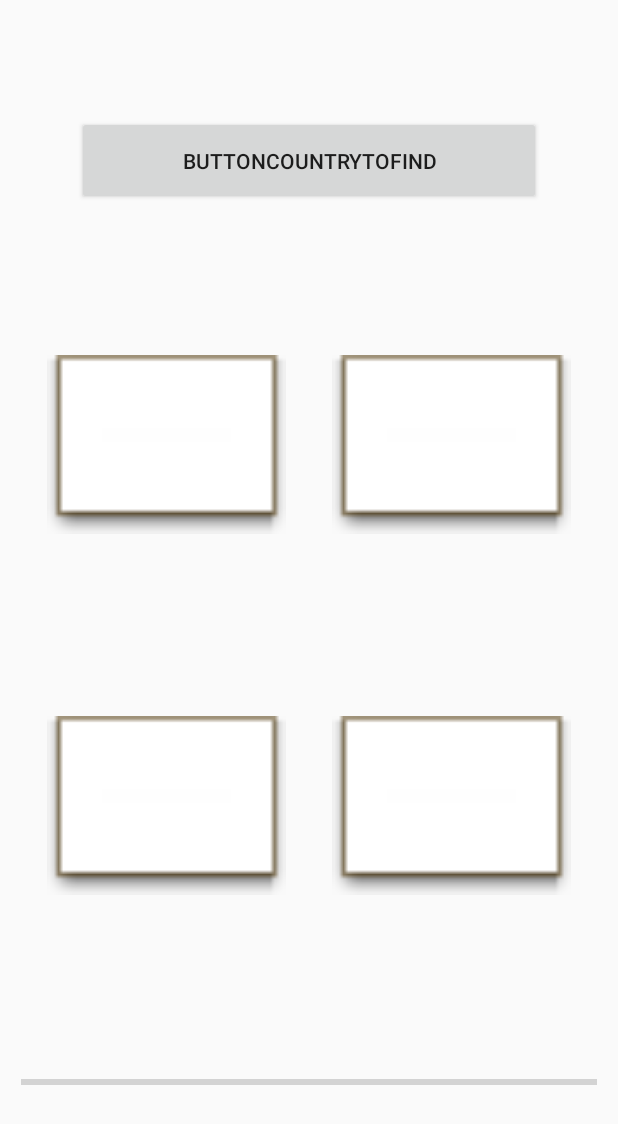
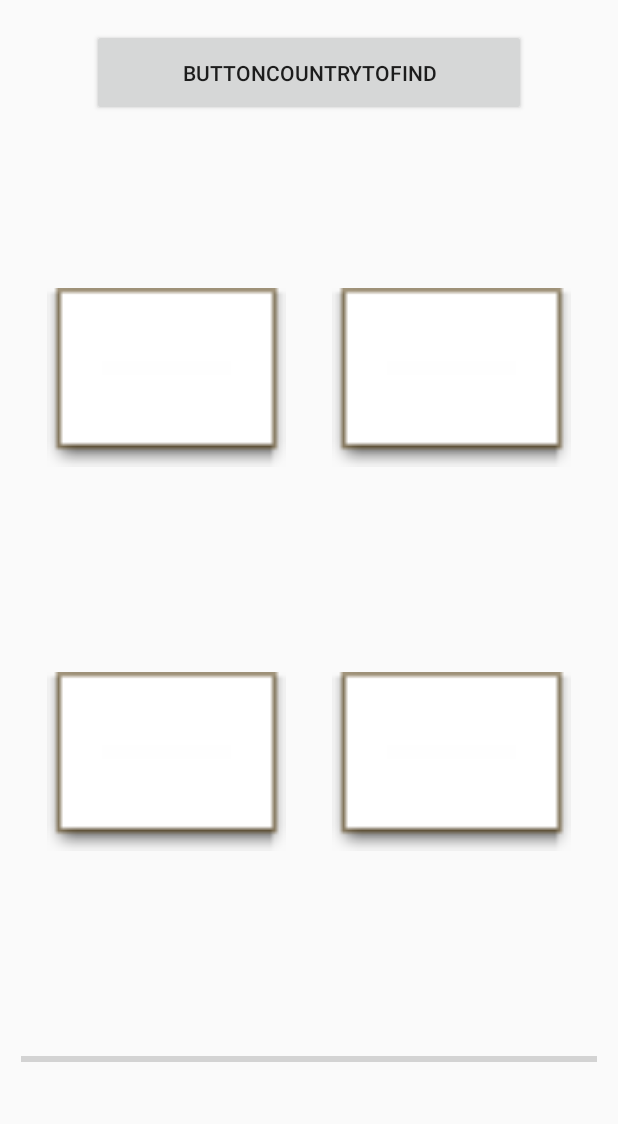
Before and after one commit to wasevitch/funWithFlags, an Android app: the layout fragment_quizz_img.xml on its own in the app's theme, with its tools: preview values and no code run, on a phone screen of 412 x 824 dp. Shown: the top 1124 px of the screen. Run offline under Robolectric (Android 15) with nearby library versions, the phone set to English and light mode, and no system bars.

Commit message:
quizz img

```diff
--- a/app/src/main/res/drawable/round_button.xml
+++ b/app/src/main/res/drawable/round_button.xml
@@ -3,7 +3,7 @@
         <shape android:shape="oval">
             <size android:width="100dp"
                 android:height="100dp"/>
-            <solid android:color="#33b5e5"/>
+            <solid android:color="#000000"/>
         </shape>
     </item>
 </selector>
--- a/app/src/main/res/layout-v16/fragment_main.xml
+++ b/app/src/main/res/layout-v16/fragment_main.xml
@@ -3,7 +3,6 @@
     xmlns:tools="http://schemas.android.com/tools"
     android:layout_width="match_parent"
     android:layout_height="match_parent"
-    android:background="@color/holo_blue_jul"
     tools:context="com.example.nicolas.drapeaux.fragments.MainFragment"
     tools:layout_editor_absoluteY="81dp"
     tools:layout_editor_absoluteX="0dp">
--- a/app/src/main/res/layout/fragment_main.xml
+++ b/app/src/main/res/layout/fragment_main.xml
@@ -3,7 +3,6 @@
     xmlns:tools="http://schemas.android.com/tools"
     android:layout_width="match_parent"
     android:layout_height="match_parent"
-    android:background="@color/holo_blue_jul"
     tools:context="com.example.nicolas.drapeaux.fragments.MainFragment"
     tools:layout_editor_absoluteX="0dp"
     tools:layout_editor_absoluteY="81dp">
--- a/app/src/main/res/layout/fragment_quizz_img.xml
+++ b/app/src/main/res/layout/fragment_quizz_img.xml
@@ -10,19 +10,20 @@
     <Button
         android:id="@+id/buttonCountryToFind"
         android:layout_width="0dp"
-        android:layout_height="59dp"
+        android:layout_height="58dp"
         android:text="@string/buttoncountrytofind"
+        app:layout_constraintRight_toRightOf="parent"
         app:layout_constraintLeft_toLeftOf="parent"
-        app:layout_constraintRight_toRightOf="parent"
+        tools:layout_constraintTop_creator="1"
+        tools:layout_constraintRight_creator="1"
+        android:layout_marginStart="61dp"
+        android:layout_marginEnd="61dp"
+        android:layout_marginTop="19dp"
+        tools:layout_constraintLeft_creator="1"
         app:layout_constraintTop_toTopOf="parent"
-        tools:layout_constraintRight_creator="1"
-        android:layout_marginStart="51dp"
-        android:layout_marginEnd="51dp"
-        tools:layout_constraintLeft_creator="1"
-        android:layout_marginLeft="51dp"
-        android:layout_marginRight="8dp"
-        app:layout_constraintBottom_toTopOf="@+id/imageViewImg1"
-        app:layout_constraintHorizontal_bias="0.0" />
+        android:layout_marginLeft="61dp"
+        android:layout_marginRight="61dp"
+        app:layout_constraintHorizontal_bias="1.0" />
 
     <ImageView
         android:id="@+id/imageViewImg4"
--- a/app/src/main/res/values/colors.xml
+++ b/app/src/main/res/values/colors.xml
@@ -1,9 +1,10 @@
 <?xml version="1.0" encoding="utf-8"?>
 <resources>
     <color name="colorPrimary">#000000</color>
-    <color name="colorPrimaryDark">#3cbce7</color>
+    <color name="colorPrimaryDark">#000000</color>
     <color name="colorAccent">#FF4081</color>
     <color name="holo_blue">#33b5e5</color>
     <color name="holo_blue_jul">#acf3fd</color>
+    <color name="black_me">#c9c9c9</color>
 
 </resources>
```
